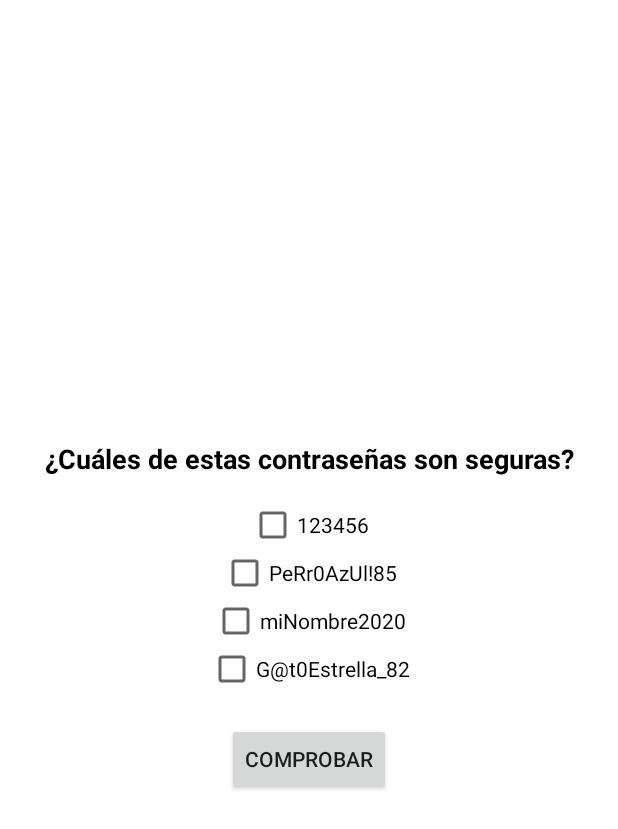
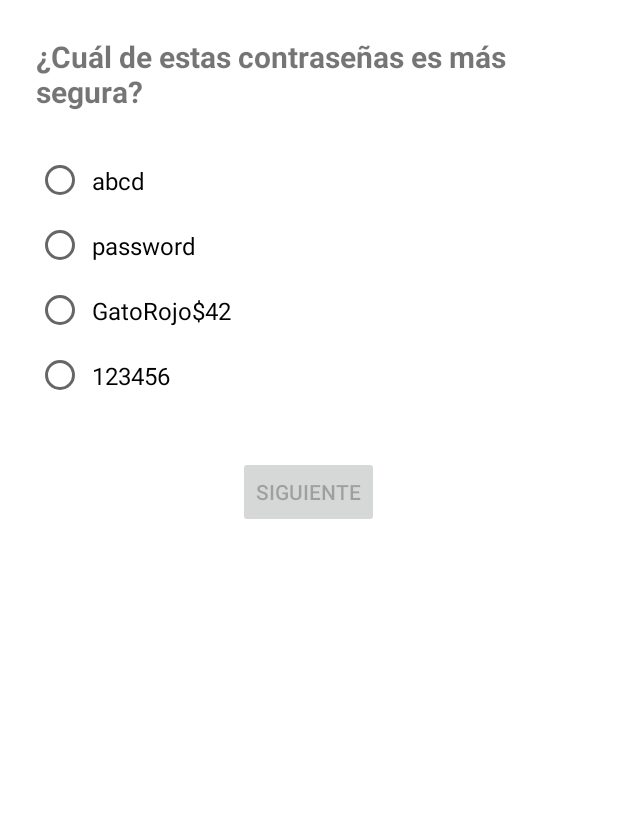
Before and after one commit to javirubia/CiberRoyale, an Android app: the Nivel1Fragment screen opened through its navigation route, after a tap on "ESTOY LISTO", on a phone screen of 412 x 824 dp. Shown: the top 829 px of the screen. Run offline under Robolectric (Android 15) with nearby library versions, the phone set to English and light mode, and no system bars; 2 other taps on this screen came first.

Commit message:
NIVEL 1v0

```diff
--- a/app/src/main/java/com/ldm/ciberroyale/Nivel1Fragment.kt
+++ b/app/src/main/java/com/ldm/ciberroyale/Nivel1Fragment.kt
@@ -11,6 +11,8 @@ import android.widget.Button
 import android.widget.CheckBox
 import android.widget.EditText
 import android.widget.ProgressBar
+import android.widget.RadioButton
+import android.widget.RadioGroup
 import android.widget.Spinner
 import android.widget.TextView
 import android.widget.Toast
@@ -36,6 +38,37 @@ class Nivel1Fragment : Fragment() {
     private val contrasenasUsadas = mutableSetOf<String>()
     private val danoSecuaz = 10
 
+    private lateinit var tvPregunta: TextView
+    private lateinit var rgOpciones: RadioGroup
+    private lateinit var btnSiguiente: Button
+    private val preguntasOriginal = listOf(
+        QuizQuestion(
+            "¿Cuál de estas contraseñas es más segura?",
+            listOf("123456", "GatoRojo\$42", "abcd", "password"),
+            opcionCorrecta = 1
+        ),
+        QuizQuestion(
+            "¿Cuál de estas es más segura?",
+            listOf("maria2004", "M@ri4_2004", "Maria04", "maría"),
+            opcionCorrecta = 1
+        ),
+        QuizQuestion(
+            "¿Cuál de estas es más segura?",
+            listOf("pepepepe", "P3pe\$Rock!", "PePePePe", "pepe1234"),
+            opcionCorrecta = 1
+        ),
+        QuizQuestion(
+            "¿Cuál de estas contraseñas es más segura?",
+            listOf("contraseña", "C0ntr@s3ñ4!", "1234", "contra"),
+            opcionCorrecta = 1
+        )
+    )
+
+    // Al empezar, barajamos el orden de las preguntas
+    private val preguntas = preguntasOriginal.shuffled().toMutableList()
+    private var idxPregunta = 0
+    private var puntuacionQuiz = 0
+
 
     override fun onCreateView(
         inflater: LayoutInflater,
@@ -60,7 +93,13 @@ class Nivel1Fragment : Fragment() {
         textoNarracion = view.findViewById(R.id.textoNarracion)
         inputContrasena = view.findViewById(R.id.inputContrasena)
         botonAtacar = view.findViewById(R.id.btnAtacar)
+        tvPregunta = view.findViewById(R.id.tvPregunta)
+        rgOpciones    = view.findViewById(R.id.rgOpciones)
+        btnSiguiente  = view.findViewById(R.id.btnSiguiente)
 
+        rgOpciones.setOnCheckedChangeListener { _, _ ->
+            btnSiguiente.isEnabled = true
+        }
 
 
         view.findViewById<Button>(R.id.btnSiguienteAtaque).setOnClickListener {
@@ -71,40 +110,39 @@ class Nivel1Fragment : Fragment() {
             mostrarPantalla(pantallaContexto)
         }
         view.findViewById<Button>(R.id.btnContextoListo).setOnClickListener {
+            puntuacionQuiz = 0
+            idxPregunta = 0
             mostrarPantalla(pantallaQuiz)
+            cargarPregunta()
         }
-
-
 
         view.findViewById<Button>(R.id.btnRechazar).setOnClickListener {
             Toast.makeText(requireContext(), "¡Vamos, el mundo te necesita!", Toast.LENGTH_SHORT).show()
         }
-        val check1 = view.findViewById<CheckBox>(R.id.check1)
-        val check2 = view.findViewById<CheckBox>(R.id.check2)
-        val check3 = view.findViewById<CheckBox>(R.id.check3)
-        val check4 = view.findViewById<CheckBox>(R.id.check4)
+        btnSiguiente.setOnClickListener {
+            // 1) comprobar si la opción elegida es correcta
+            val seleccionadoId = rgOpciones.checkedRadioButtonId
+            val radio = rgOpciones.findViewById<RadioButton>(seleccionadoId)
+            if (radio?.tag == true) {
+                puntuacionQuiz += preguntas[idxPregunta].puntos
+            }
 
-        view.findViewById<Button>(R.id.btnComprobarRespuestas).setOnClickListener {
-            val aciertos = listOf(
-                check2.isChecked, // correcta
-                check4.isChecked  // correcta
-            ).count { it }
+            // 2) pasar a la siguiente pregunta o terminar
+            idxPregunta++
+            if (idxPregunta < preguntas.size) {
+                cargarPregunta()
+            } else {
+                Toast.makeText(
+                    requireContext(),
+                    "Quiz completado: $puntuacionQuiz/${preguntas.size*5} puntos",
+                    Toast.LENGTH_SHORT
+                ).show()
+                // avanza al siguiente bloque (pantalla_mejora)
+                mostrarPantalla(pantallaMejora)
+            }
+            btnSiguiente.isEnabled = false
+        }
 
-            val errores = listOf(
-                check1.isChecked, // incorrecta
-                check3.isChecked  // incorrecta
-            ).count { it }
-
-            if (aciertos == 2 && errores == 0) {
-                Toast.makeText(requireContext(), "¡Perfecto! Vamos al siguiente paso", Toast.LENGTH_SHORT).show()
-                // aquí pasarías al paso 5
-                // En tu btnComprobarRespuestas (si aciertan)
-                mostrarPantalla(pantallaMejora)
-
-            } else {
-                Toast.makeText(requireContext(), "Revisa bien las opciones 😅", Toast.LENGTH_SHORT).show()
-            }
-        }
         val spinner1 = view.findViewById<Spinner>(R.id.spinner1)
         val spinner2 = view.findViewById<Spinner>(R.id.spinner2)
         val spinner3 = view.findViewById<Spinner>(R.id.spinner3)
@@ -218,6 +256,35 @@ class Nivel1Fragment : Fragment() {
         return score.coerceAtMost(30) // máximo daño por turno
     }
 
+    private fun cargarPregunta() {
+        val q = preguntas[idxPregunta]
+        tvPregunta.text = q.texto
 
+        // mezclamos opciones con flag de correctness
+        val opcionesBarajadas = q.opciones
+            .mapIndexed { i, txt -> txt to (i == q.opcionCorrecta) }
+            .shuffled()
+
+        rgOpciones.removeAllViews()
+        opcionesBarajadas.forEach { (textoOpcion, esCorrecta) ->
+            val radio = RadioButton(requireContext()).apply {
+                text = textoOpcion
+                tag = esCorrecta       // guardamos en tag
+                textSize = 16f
+                setPadding(8,16,8,16)
+                id = View.generateViewId()
+            }
+            rgOpciones.addView(radio)
+        }
+        rgOpciones.clearCheck()
+        btnSiguiente.isEnabled = false
+    }
 
 }
+
+data class QuizQuestion(
+    val texto: String,
+    val opciones: List<String>,
+    val opcionCorrecta: Int,   // índice en opciones[]
+    val puntos: Int = 5        // 5 puntos cada una
+)
--- a/app/src/main/res/layout/fragment_nivel1.xml
+++ b/app/src/main/res/layout/fragment_nivel1.xml
@@ -110,51 +110,35 @@
         android:layout_width="match_parent"
         android:layout_height="match_parent"
         android:orientation="vertical"
-        android:gravity="center"
+        android:gravity="center_horizontal"
         android:visibility="gone"
         android:padding="24dp">
 
         <TextView
+            android:id="@+id/tvPregunta"
             android:layout_width="wrap_content"
             android:layout_height="wrap_content"
-            android:text="¿Cuáles de estas contraseñas son seguras?"
-            android:textSize="18sp"
+            android:text="¿Pregunta?"
+            android:textSize="20sp"
             android:textStyle="bold"
-            android:textColor="@android:color/black"
-            android:gravity="center"
-            android:layout_marginBottom="16dp" />
+            android:layout_marginBottom="24dp" />
 
-        <CheckBox
-            android:id="@+id/check1"
+        <RadioGroup
+            android:id="@+id/rgOpciones"
+            android:layout_width="match_parent"
+            android:layout_height="wrap_content"
+            android:orientation="vertical" />
+
+        <Button
+            android:id="@+id/btnSiguiente"
             android:layout_width="wrap_content"
             android:layout_height="wrap_content"
-            android:text="123456" />
+            android:text="Siguiente"
+            android:enabled="false"
+            android:layout_marginTop="32dp" />
+    </LinearLayout>
 
-        <CheckBox
-            android:id="@+id/check2"
-            android:layout_width="wrap_content"
-            android:layout_height="wrap_content"
-            android:text="PeRr0AzUl!85" />
 
-        <CheckBox
-            android:id="@+id/check3"
-            android:layout_width="wrap_content"
-            android:layout_height="wrap_content"
-            android:text="miNombre2020" />
-
-        <CheckBox
-            android:id="@+id/check4"
-            android:layout_width="wrap_content"
-            android:layout_height="wrap_content"
-            android:text="G@t0Estrella_82" />
-
-        <Button
-            android:id="@+id/btnComprobarRespuestas"
-            android:layout_width="wrap_content"
-            android:layout_height="wrap_content"
-            android:text="Comprobar"
-            android:layout_marginTop="20dp" />
-    </LinearLayout>
     <!-- Pantalla 5: Mejora contraseñas -->
     <ScrollView
         android:id="@+id/pantalla_mejora"
```
